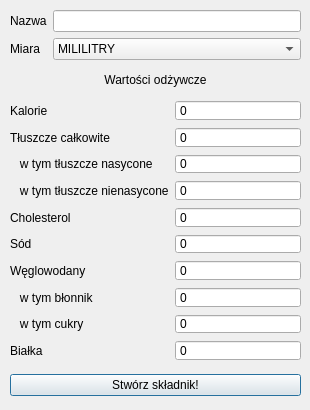
Qt form KsiazKuch/addskladnikdialog.ui (Valumior/KsiazKuch) before a commit.
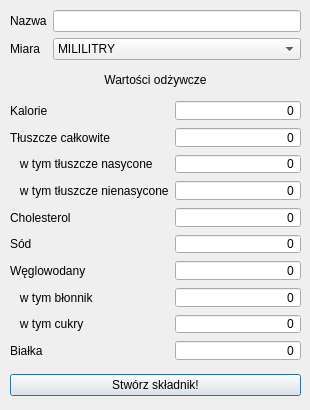
The same form after that commit.

Commit message: Layout for SeeSkladnikiDialog, fix for ingriedient count on AddPrzepisDialog, other small changes to dialogs

Diff of the .ui file:
```diff
--- a/KsiazKuch/addskladnikdialog.ui
+++ b/KsiazKuch/addskladnikdialog.ui
@@ -129,9 +129,15 @@
     </item>
     <item row="0" column="1">
      <widget class="QSpinBox" name="kalorieSpinBox">
+      <property name="alignment">
+       <set>Qt::AlignRight|Qt::AlignTrailing|Qt::AlignVCenter</set>
+      </property>
       <property name="buttonSymbols">
        <enum>QAbstractSpinBox::NoButtons</enum>
       </property>
+      <property name="maximum">
+       <number>999999999</number>
+      </property>
      </widget>
     </item>
     <item row="1" column="0">
@@ -143,9 +149,15 @@
     </item>
     <item row="1" column="1">
      <widget class="QSpinBox" name="tluszczeCalkowiteSpinBox">
+      <property name="alignment">
+       <set>Qt::AlignRight|Qt::AlignTrailing|Qt::AlignVCenter</set>
+      </property>
       <property name="buttonSymbols">
        <enum>QAbstractSpinBox::NoButtons</enum>
       </property>
+      <property name="maximum">
+       <number>999999999</number>
+      </property>
      </widget>
     </item>
     <item row="2" column="0">
@@ -157,9 +169,15 @@
     </item>
     <item row="2" column="1">
      <widget class="QSpinBox" name="tluszczeNasyconeSpinBox">
+      <property name="alignment">
+       <set>Qt::AlignRight|Qt::AlignTrailing|Qt::AlignVCenter</set>
+      </property>
       <property name="buttonSymbols">
        <enum>QAbstractSpinBox::NoButtons</enum>
       </property>
+      <property name="maximum">
+       <number>999999999</number>
+      </property>
      </widget>
     </item>
     <item row="3" column="0">
@@ -171,9 +189,15 @@
     </item>
     <item row="3" column="1">
      <widget class="QSpinBox" name="tluszczeNienasyconeSpinBox">
+      <property name="alignment">
+       <set>Qt::AlignRight|Qt::AlignTrailing|Qt::AlignVCenter</set>
+      </property>
       <property name="buttonSymbols">
        <enum>QAbstractSpinBox::NoButtons</enum>
       </property>
+      <property name="maximum">
+       <number>999999999</number>
+      </property>
      </widget>
     </item>
     <item row="4" column="0">
@@ -185,9 +209,15 @@
     </item>
     <item row="4" column="1">
      <widget class="QSpinBox" name="cholesterolSpinBox_5">
+      <property name="alignment">
+       <set>Qt::AlignRight|Qt::AlignTrailing|Qt::AlignVCenter</set>
+      </property>
       <property name="buttonSymbols">
        <enum>QAbstractSpinBox::NoButtons</enum>
       </property>
+      <property name="maximum">
+       <number>999999999</number>
+      </property>
      </widget>
     </item>
     <item row="5" column="0">
@@ -199,9 +229,15 @@
     </item>
     <item row="5" column="1">
      <widget class="QSpinBox" name="sodSpinBox">
+      <property name="alignment">
+       <set>Qt::AlignRight|Qt::AlignTrailing|Qt::AlignVCenter</set>
+      </property>
       <property name="buttonSymbols">
        <enum>QAbstractSpinBox::NoButtons</enum>
       </property>
+      <property name="maximum">
+       <number>999999999</number>
+      </property>
      </widget>
     </item>
     <item row="6" column="0">
@@ -213,9 +249,15 @@
     </item>
     <item row="6" column="1">
      <widget class="QSpinBox" name="weglowodanySpinBox">
+      <property name="alignment">
+       <set>Qt::AlignRight|Qt::AlignTrailing|Qt::AlignVCenter</set>
+      </property>
       <property name="buttonSymbols">
        <enum>QAbstractSpinBox::NoButtons</enum>
       </property>
+      <property name="maximum">
+       <number>999999999</number>
+      </property>
      </widget>
     </item>
     <item row="7" column="0">
@@ -234,16 +276,28 @@
     </item>
     <item row="7" column="1">
      <widget class="QSpinBox" name="blonnikSpinBox">
+      <property name="alignment">
+       <set>Qt::AlignRight|Qt::AlignTrailing|Qt::AlignVCenter</set>
+      </property>
       <property name="buttonSymbols">
        <enum>QAbstractSpinBox::NoButtons</enum>
       </property>
+      <property name="maximum">
+       <number>999999999</number>
+      </property>
      </widget>
     </item>
     <item row="8" column="1">
      <widget class="QSpinBox" name="cukrySpinBox">
+      <property name="alignment">
+       <set>Qt::AlignRight|Qt::AlignTrailing|Qt::AlignVCenter</set>
+      </property>
       <property name="buttonSymbols">
        <enum>QAbstractSpinBox::NoButtons</enum>
       </property>
+      <property name="maximum">
+       <number>999999999</number>
+      </property>
      </widget>
     </item>
     <item row="9" column="0">
@@ -255,9 +309,15 @@
     </item>
     <item row="9" column="1">
      <widget class="QSpinBox" name="bialkaSpinBox">
+      <property name="alignment">
+       <set>Qt::AlignRight|Qt::AlignTrailing|Qt::AlignVCenter</set>
+      </property>
       <property name="buttonSymbols">
        <enum>QAbstractSpinBox::NoButtons</enum>
       </property>
+      <property name="maximum">
+       <number>999999999</number>
+      </property>
      </widget>
     </item>
    </layout>
```
The commit also changes 2 other files.
